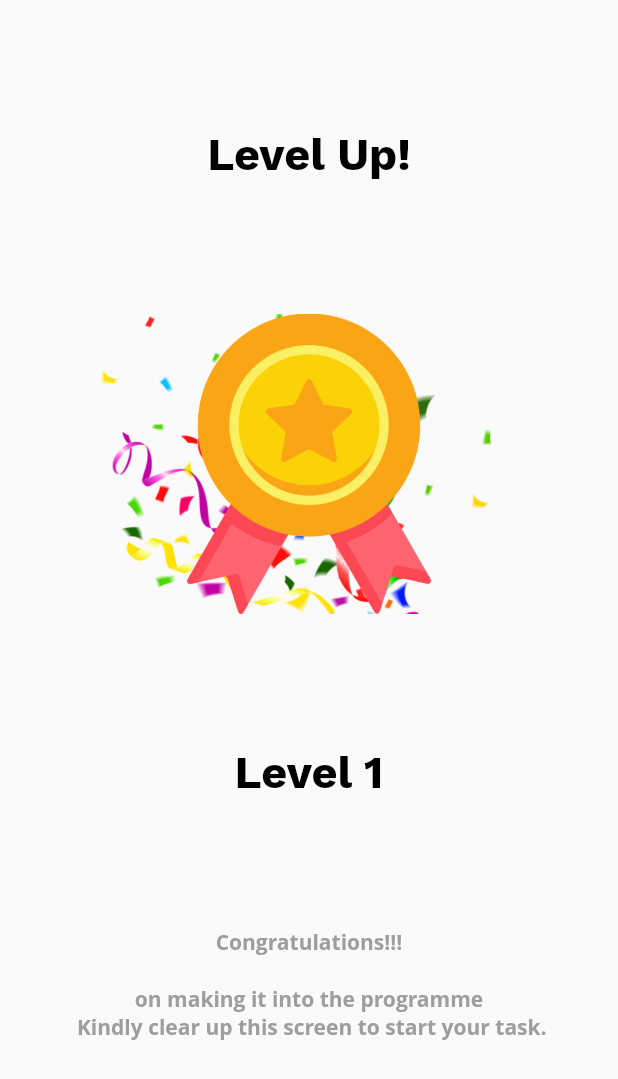
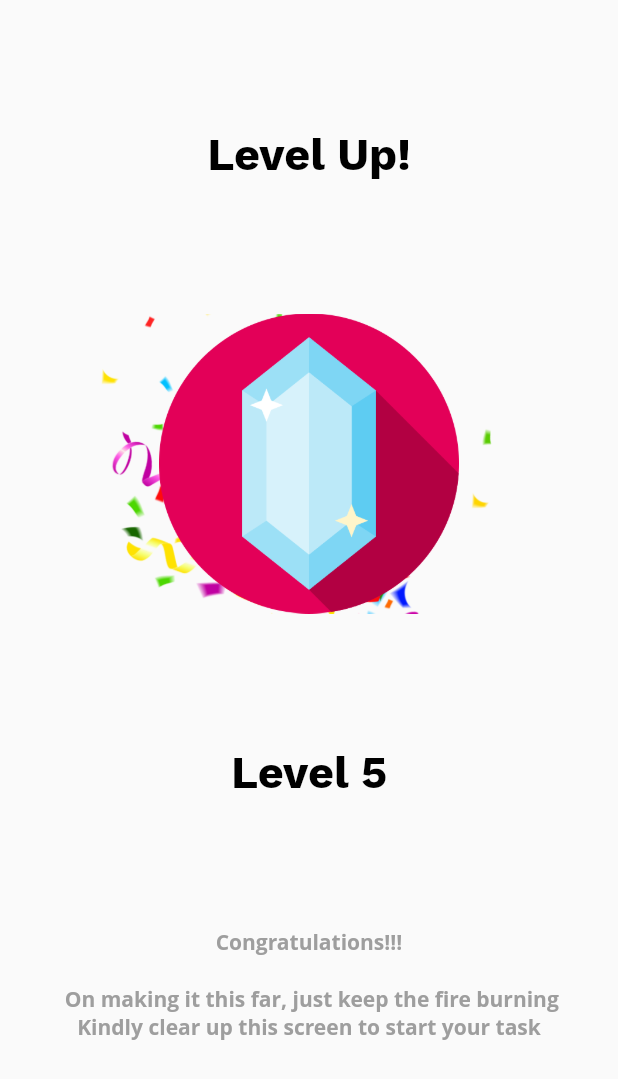
Before and after one commit to she-code-africa/Flutter-SCA-Initiative-Project, a Flutter app: the screen it shows after launch, on a phone screen of 412 x 824 dp. Shown: the top 1079 px of the screen. Run offline on Flutter 3.47's test engine with Material 2 defaults, Android fonts, the phone set to English and light mode, and no system bars.

Commit message:
Final commit

```diff
--- a/lib/main.dart
+++ b/lib/main.dart
@@ -69,7 +69,7 @@ class _MyHomePageState extends State<MyHomePage> {
             flex: 2,
             child: Center(
               child: Text(
-                'Level 1',
+                'Level 5',
                 style: TextStyle(
                   fontWeight: FontWeight.w500,
                   color: Colors.black,
@@ -84,7 +84,7 @@ class _MyHomePageState extends State<MyHomePage> {
             child: Padding(
               padding: const EdgeInsets.symmetric(horizontal: 20.0),
               child: Text(
-                'Congratulations!!!\n\non making it into the programme \n Kindly clear up this screen to start your task.',
+                'Congratulations!!!\n\n On making it this far, just keep the fire burning\nKindly clear up this screen to start your task',
                 textAlign: TextAlign.center,
                 style: TextStyle(
                   color: Colors.grey,
```
Also changed, not shown: assets/images/badge.png.
